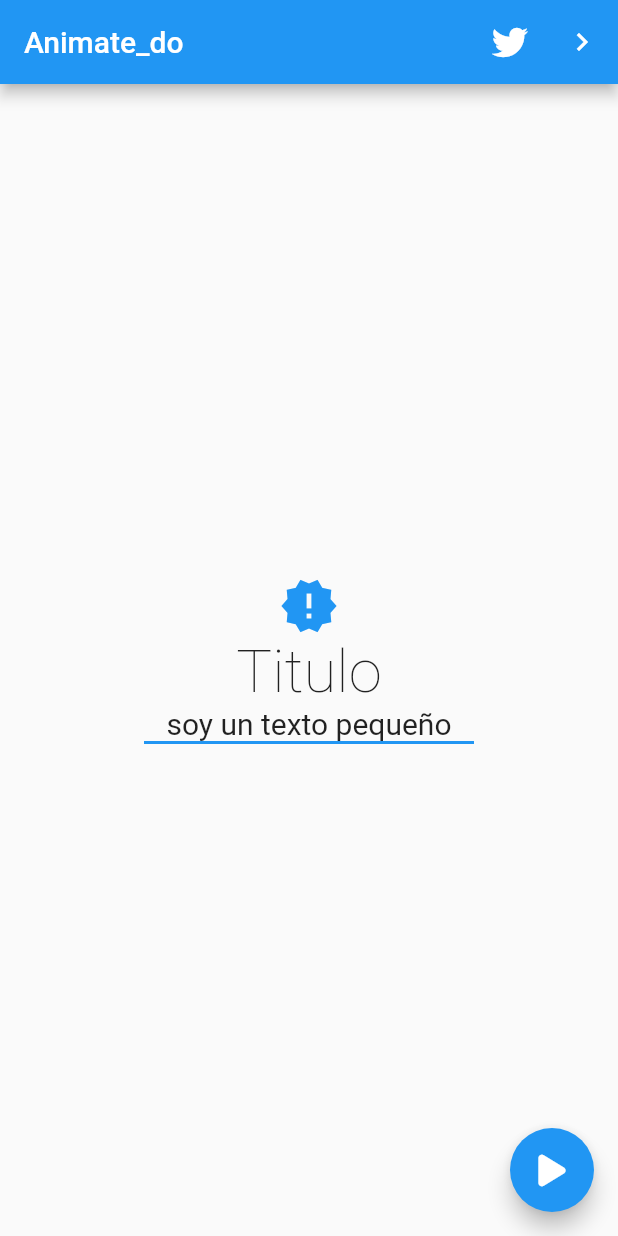
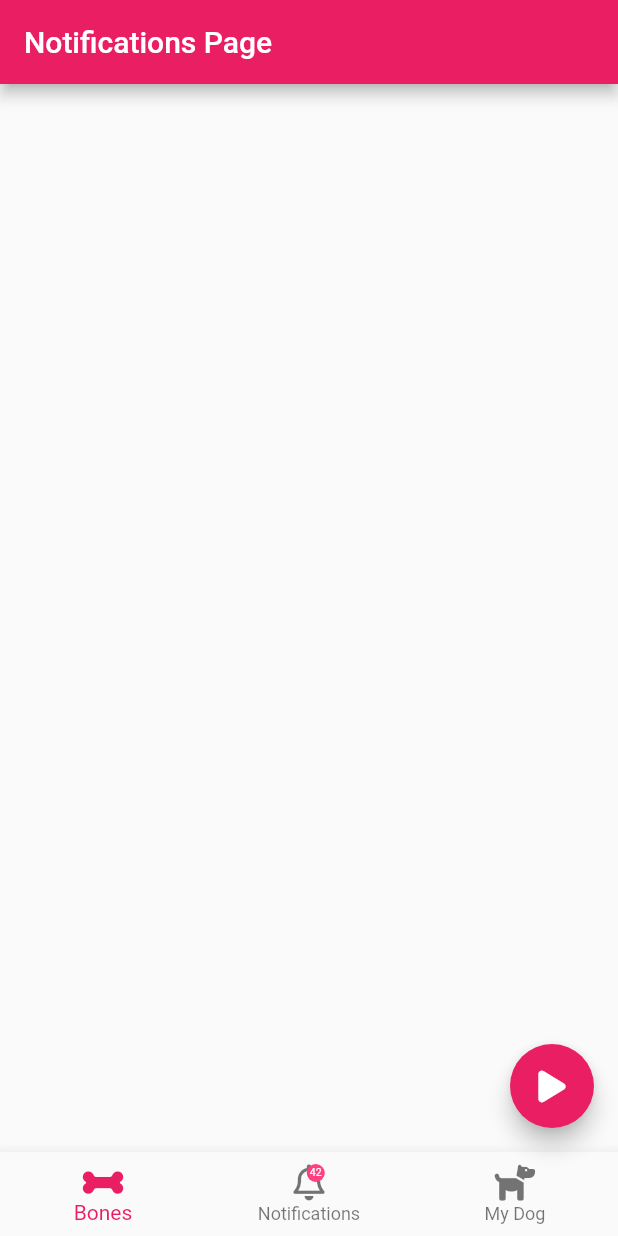
Before and after one commit to Atheror/animate_do_app, a Flutter app: the screen it shows after launch, on a phone screen of 412 x 824 dp. Run offline on Flutter 3.47's test engine with Material 2 defaults, Android fonts, the phone set to English and light mode, and no system bars; our stand-ins replace animate_do, font_awesome_flutter.

Commit message:
navigation screen

```diff
--- a/lib/main.dart
+++ b/lib/main.dart
@@ -1,5 +1,6 @@
-import 'package:animate_do_app/presentation/screens/main_screen.dart';
 import 'package:flutter/material.dart';
+
+import 'presentation/screens/screens.dart';
 
 void main() => runApp(const MyApp());
 
@@ -11,7 +12,7 @@ class MyApp extends StatelessWidget {
     return const MaterialApp(
       debugShowCheckedModeBanner: false,
       title: 'Animate_do',
-      home: MainScreen(),
+      home: NavigationScreen(),
     );
   }
 }
--- a/lib/presentation/screens/main_screen.dart
+++ b/lib/presentation/screens/main_screen.dart
@@ -1,4 +1,5 @@
 import 'package:animate_do/animate_do.dart';
+import 'package:animate_do_app/presentation/screens/screens.dart';
 import 'package:flutter/material.dart';
 import 'package:font_awesome_flutter/font_awesome_flutter.dart';
 
@@ -16,7 +17,9 @@ class MainScreen extends StatelessWidget {
         actions: [
           IconButton(
             icon: const Icon(FontAwesomeIcons.twitter),
-            onPressed: () {},
+            onPressed: () {
+              Navigator.push(context, MaterialPageRoute(builder: (_) => const TwitterScreen()));
+            },
           ),
           SlideInLeft(
             from: 50,
--- /dev/null
+++ b/lib/presentation/screens/navigation_screen.dart
@@ -0,0 +1,75 @@
+import 'package:flutter/material.dart';
+import 'package:font_awesome_flutter/font_awesome_flutter.dart';
+
+class NavigationScreen extends StatelessWidget {
+  const NavigationScreen({super.key});
+
+  @override
+  Widget build(BuildContext context) {
+    return Scaffold(
+      appBar: AppBar(
+        backgroundColor: Colors.pink,
+        title: const Text('Notifications Page'),
+      ),
+      floatingActionButton: const _CustomFAB(),
+      bottomNavigationBar: const _BottomNavigationBar(),
+    );
+  }
+}
+
+class _CustomFAB extends StatelessWidget {
+  const _CustomFAB();
+
+  @override
+  Widget build(BuildContext context) {
+    return FloatingActionButton(
+      backgroundColor: Colors.pink,
+      onPressed: () {},
+      child: const FaIcon(FontAwesomeIcons.play),
+    );
+  }
+}
+
+class _BottomNavigationBar extends StatelessWidget {
+  const _BottomNavigationBar();
+
+  @override
+  Widget build(BuildContext context) {
+    return BottomNavigationBar(
+      currentIndex: 0,
+      selectedItemColor: Colors.pink,
+      items: [
+        const BottomNavigationBarItem(
+          icon: FaIcon(FontAwesomeIcons.bone),
+          label: 'Bones',
+        ),
+        BottomNavigationBarItem(
+          icon: Stack(
+            children: [
+              const FaIcon(FontAwesomeIcons.bell),
+              Positioned(
+                  top: 0.0,
+                  right: 0.0,
+                  // child: Icon(Icons.brightness_1, size: 8, color: Colors.pinkAccent),
+                  child: Container(
+                    alignment: Alignment.center,
+                    width: 12,
+                    height: 12,
+                    decoration: const BoxDecoration(
+                      color: Colors.pinkAccent,
+                      shape: BoxShape.circle,
+                    ),
+                    child: const Text('42', style: TextStyle(color: Colors.white, fontSize: 7)),
+                  )),
+            ],
+          ),
+          label: 'Notifications',
+        ),
+        const BottomNavigationBarItem(
+          icon: FaIcon(FontAwesomeIcons.dog),
+          label: 'My Dog',
+        ),
+      ],
+    );
+  }
+}
--- /dev/null
+++ b/lib/presentation/screens/screens.dart
@@ -0,0 +1,3 @@
+export 'main_screen.dart';
+export 'twitter_screen.dart';
+export 'navigation_screen.dart';
```
Also changed, not shown: lib/presentation/screens/twitter_screen.dart (added, +41 -0 lines).
